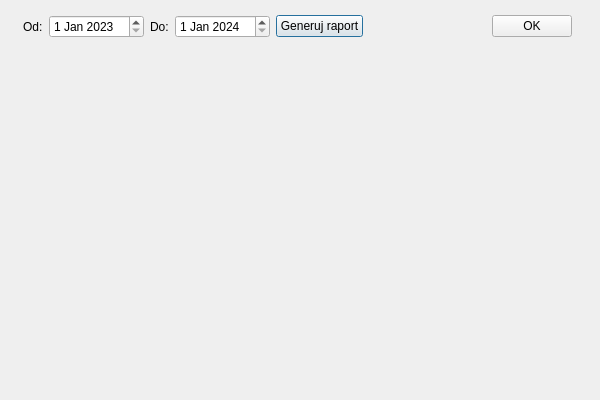
The window that CELEJ_PROJEKT_SERWIS_PIEC_v2/reportdialog.ui (kcelej/Celej_Firma_Piec_Biuro_Repo) describes before a commit, drawn with Qt 5.
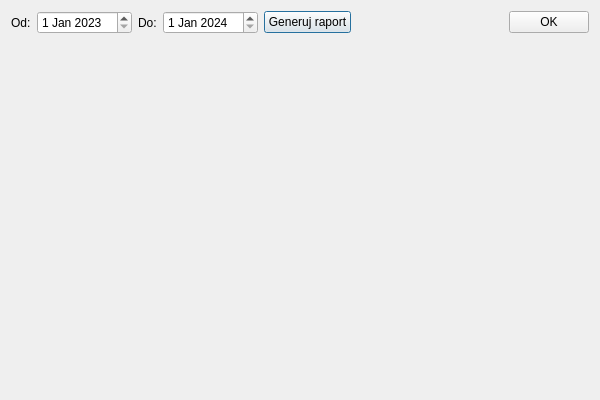
The same window after the commit.

What changed in the file:
```diff
--- a/CELEJ_PROJEKT_SERWIS_PIEC_v2/reportdialog.ui
+++ b/CELEJ_PROJEKT_SERWIS_PIEC_v2/reportdialog.ui
@@ -10,18 +10,17 @@
     <height>400</height>
    </rect>
   </property>
+  <property name="sizePolicy">
+   <sizepolicy hsizetype="Expanding" vsizetype="Preferred">
+    <horstretch>0</horstretch>
+    <verstretch>0</verstretch>
+   </sizepolicy>
+  </property>
   <property name="windowTitle">
    <string>reportDialog</string>
   </property>
-  <widget class="QWidget" name="layoutWidget">
-   <property name="geometry">
-    <rect>
-     <x>12</x>
-     <y>4</y>
-     <width>571</width>
-     <height>381</height>
-    </rect>
-   </property>
+  <layout class="QVBoxLayout" name="verticalLayout">
+   <item>
    <layout class="QGridLayout" name="gridLayout">
     <item row="0" column="0">
      <layout class="QHBoxLayout" name="horizontalLayout">
@@ -96,7 +95,8 @@
      </widget>
     </item>
    </layout>
-  </widget>
+   </item>
+  </layout>
  </widget>
  <layoutdefault spacing="6" margin="11"/>
  <resources/>
```
Lines whose indentation alone changed are shown as unchanged.
